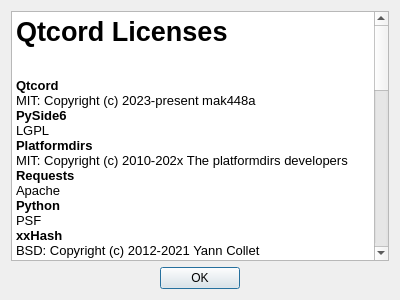
Qt form src/ui/licenses.ui (mak448a/Qtcord) before a commit.
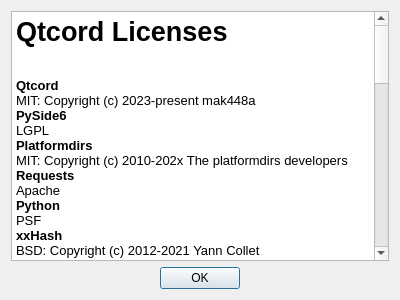
The same form after that commit.

Commit message: Use bsd for cryptography license Add where to find licenses

```diff
--- a/src/ui/licenses.ui
+++ b/src/ui/licenses.ui
@@ -69,10 +69,16 @@
 &lt;p style=&quot; margin-top:0px; margin-bottom:0px; margin-left:0px; margin-right:0px; -qt-block-indent:0; text-indent:0px;&quot;&gt;&lt;span style=&quot; font-family:'Noto Sans'; font-size:10pt;&quot;&gt;MIT: Copyright (c) 2026 &amp;lt;copyright holders&amp;gt;&lt;/span&gt;&lt;/p&gt;
 &lt;p style=&quot;-qt-paragraph-type:empty; margin-top:0px; margin-bottom:0px; margin-left:0px; margin-right:0px; -qt-block-indent:0; text-indent:0px; font-family:'Noto Sans'; font-size:10pt; font-weight:700;&quot;&gt;&lt;br /&gt;&lt;/p&gt;
 &lt;p style=&quot;-qt-paragraph-type:empty; margin-top:0px; margin-bottom:0px; margin-left:0px; margin-right:0px; -qt-block-indent:0; text-indent:0px; font-family:'Noto Sans'; font-size:10pt;&quot;&gt;&lt;br /&gt;&lt;/p&gt;
-&lt;p style=&quot; margin-top:0px; margin-bottom:0px; margin-left:0px; margin-right:0px; -qt-block-indent:0; text-indent:0px;&quot;&gt;&lt;span style=&quot; font-family:'Noto Sans'; font-size:10pt;&quot;&gt;You can view the full licenses by going into the folder where Qtcord was installed. For Linux, check the following directories:&lt;/span&gt;&lt;/p&gt;
+&lt;p style=&quot; margin-top:0px; margin-bottom:0px; margin-left:0px; margin-right:0px; -qt-block-indent:0; text-indent:0px;&quot;&gt;&lt;span style=&quot; font-family:'Noto Sans'; font-size:10pt;&quot;&gt;You can view the full licenses by going into the folder where Qtcord was installed.&lt;/span&gt;&lt;/p&gt;
+&lt;p style=&quot; margin-top:0px; margin-bottom:0px; margin-left:0px; margin-right:0px; -qt-block-indent:0; text-indent:0px;&quot;&gt;&lt;span style=&quot; font-family:'Noto Sans'; font-size:10pt;&quot;&gt;For Linux check the following directories:&lt;/span&gt;&lt;/p&gt;
+&lt;p style=&quot; margin-top:0px; margin-bottom:0px; margin-left:0px; margin-right:0px; -qt-block-indent:0; text-indent:0px;&quot;&gt;&lt;span style=&quot; font-family:'Noto Sans'; font-size:10pt;&quot;&gt;If you're using the portable build, check the licenses folder.&lt;/span&gt;&lt;/p&gt;
+&lt;p style=&quot; margin-top:0px; margin-bottom:0px; margin-left:0px; margin-right:0px; -qt-block-indent:0; text-indent:0px;&quot;&gt;&lt;span style=&quot; font-family:'Noto Sans'; font-size:10pt; font-style:italic;&quot;&gt;If Flatpak&lt;/span&gt;&lt;/p&gt;
 &lt;p style=&quot; margin-top:0px; margin-bottom:0px; margin-left:0px; margin-right:0px; -qt-block-indent:0; text-indent:0px;&quot;&gt;&lt;span style=&quot; font-family:'Noto Sans'; font-size:10pt; font-style:italic; text-decoration: underline;&quot;&gt;/var/lib/flatpak/app/io.github.mak448a.QTCord/x86_64/stable/active/files/bin/licenses/&lt;/span&gt;&lt;/p&gt;
 &lt;p style=&quot; margin-top:0px; margin-bottom:0px; margin-left:0px; margin-right:0px; -qt-block-indent:0; text-indent:0px;&quot;&gt;&lt;span style=&quot; font-family:'Noto Sans'; font-size:10pt; font-style:italic; text-decoration: underline;&quot;&gt;~/.local/share/flatpak/app/io.github.mak448a.QTCord/x86_64/stable/active/files/bin/licenses/&lt;/span&gt;&lt;/p&gt;
-&lt;p style=&quot;-qt-paragraph-type:empty; margin-top:0px; margin-bottom:0px; margin-left:0px; margin-right:0px; -qt-block-indent:0; text-indent:0px; font-family:'Noto Sans'; font-size:10pt; font-style:italic; text-decoration: underline;&quot;&gt;&lt;br /&gt;&lt;/p&gt;&lt;/body&gt;&lt;/html&gt;</string>
+&lt;p style=&quot;-qt-paragraph-type:empty; margin-top:0px; margin-bottom:0px; margin-left:0px; margin-right:0px; -qt-block-indent:0; text-indent:0px; font-family:'Noto Sans'; font-size:10pt; font-style:italic; text-decoration: underline;&quot;&gt;&lt;br /&gt;&lt;/p&gt;
+&lt;p style=&quot; margin-top:0px; margin-bottom:0px; margin-left:0px; margin-right:0px; -qt-block-indent:0; text-indent:0px;&quot;&gt;&lt;span style=&quot; font-family:'Noto Sans'; font-size:10pt;&quot;&gt;For macOS, right click the app bundle and select &amp;quot;Show Package Contents&amp;quot; and go into the licenses folder.&lt;/span&gt;&lt;/p&gt;
+&lt;p style=&quot;-qt-paragraph-type:empty; margin-top:0px; margin-bottom:0px; margin-left:0px; margin-right:0px; -qt-block-indent:0; text-indent:0px; font-family:'Noto Sans'; font-size:10pt; text-decoration: underline;&quot;&gt;&lt;br /&gt;&lt;/p&gt;
+&lt;p style=&quot; margin-top:0px; margin-bottom:0px; margin-left:0px; margin-right:0px; -qt-block-indent:0; text-indent:0px;&quot;&gt;&lt;span style=&quot; font-family:'Noto Sans'; font-size:10pt;&quot;&gt;For Windows, go to the licenses folder next to where the exe is located.&lt;/span&gt;&lt;/p&gt;&lt;/body&gt;&lt;/html&gt;</string>
      </property>
     </widget>
    </item>
```
The commit also changes 4 other files.
